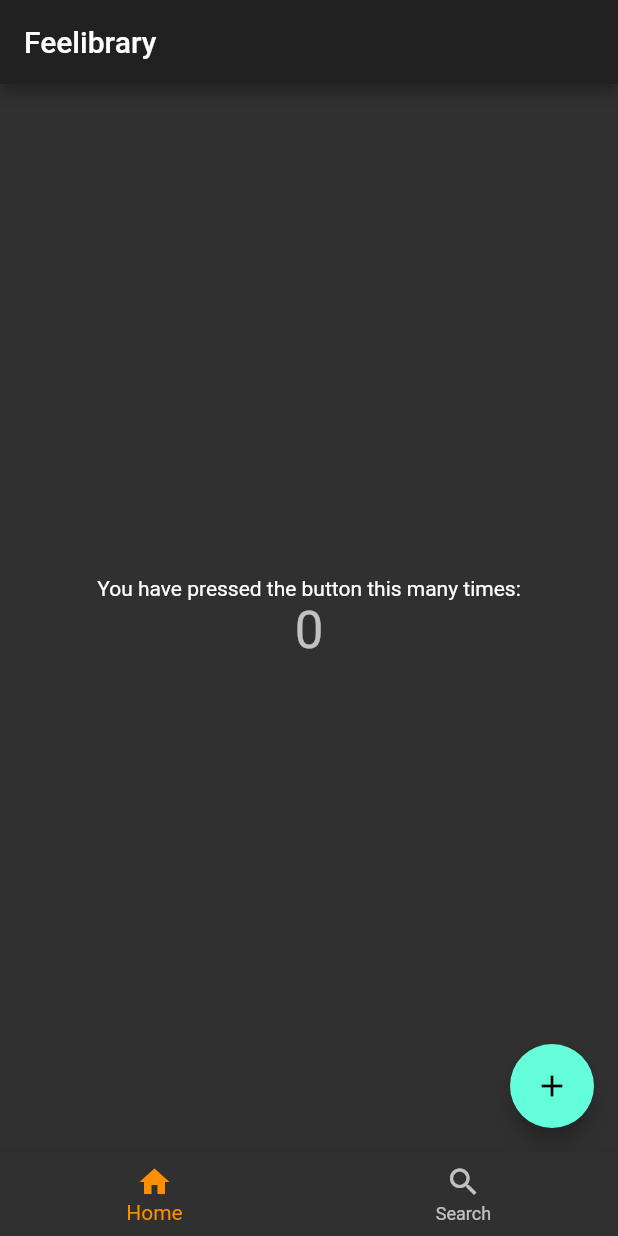
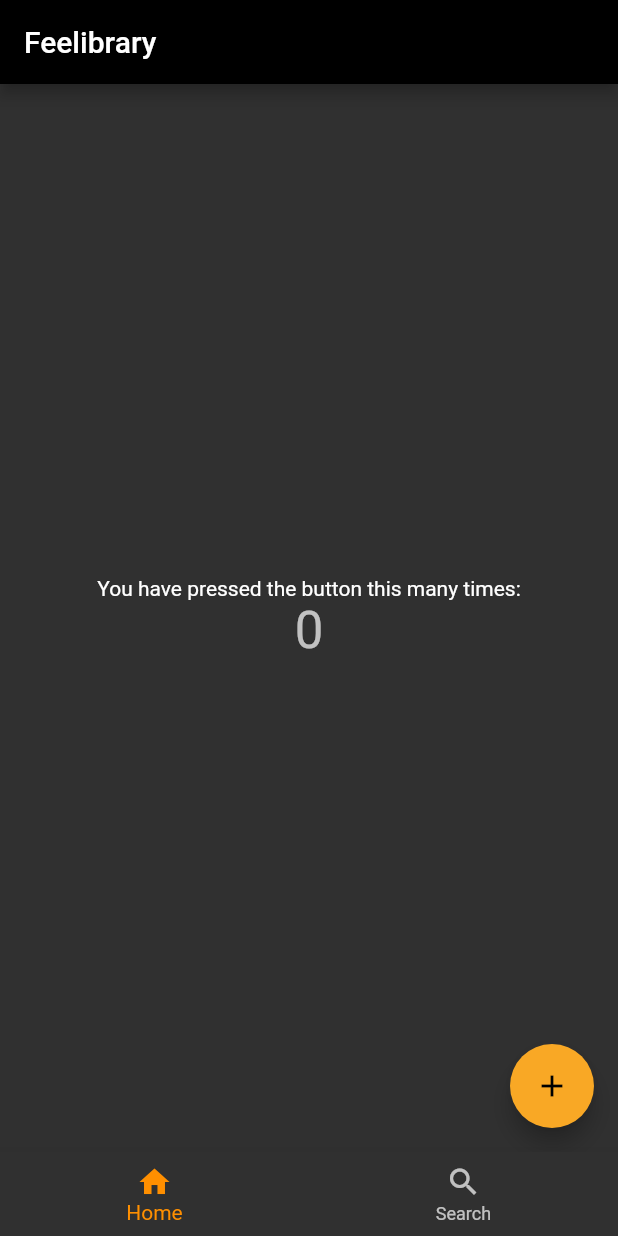
Before and after one commit to holyris/feelibrary_client, a Flutter app: the screen it shows after launch, on a phone screen of 412 x 824 dp. Run offline on Flutter 3.47's test engine with Material 2 defaults, Android fonts, the phone set to English and light mode, and no system bars; our stand-ins replace multi_select_flutter.

Commit message:
Change dark theme

```diff
--- a/lib/main.dart
+++ b/lib/main.dart
@@ -18,6 +18,9 @@ class MyApp extends StatelessWidget {
       ),
       darkTheme: ThemeData(
         brightness: Brightness.dark,
+        primaryColor: Colors.black,
+        accentColor: Colors.yellow[800],
+        visualDensity: VisualDensity.adaptivePlatformDensity,
       ),
       themeMode: ThemeMode.dark,
       home: Layout(),
```
